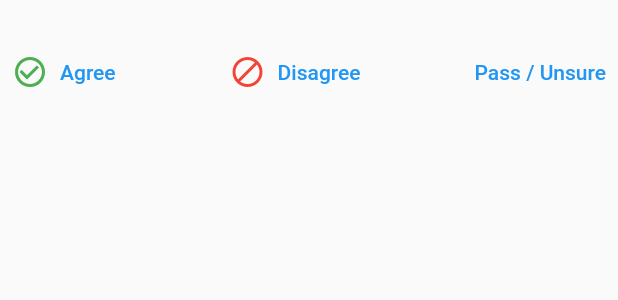
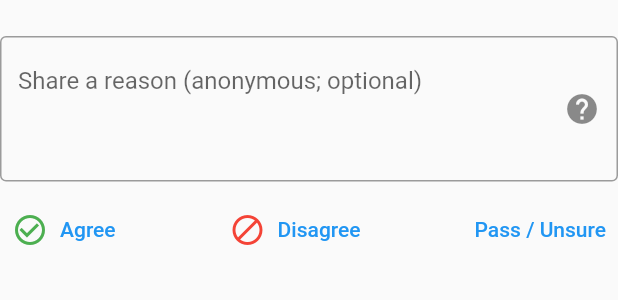
Before and after one commit to Crimson-OpenGov/opengov, a Flutter app: the CommentCard widget shown alone on an empty page, opened directly with empty values, after a tap on "Agree", on a phone screen of 412 x 824 dp. Shown: the top 300 px of the screen. Run offline on Flutter 3.47's test engine with Material 2 defaults, Android fonts, the phone set to English and light mode, and no system bars; our stand-ins replace datetime_picker_formfield, firebase_core, firebase_messaging, shared_preferences; missing offline and left inert: duration; accounts and stored records are empty; generated files the repository leaves out were written again.

Commit message:
Add an optional reason to a vote

```diff
--- a/app/lib/widgets/polls/add_comment.dart
+++ b/app/lib/widgets/polls/add_comment.dart
@@ -55,7 +55,7 @@ class _AddCommentState extends State<AddComment> {
           TextField(
             controller: _textController,
             decoration: const InputDecoration(
-              hintText: 'Share your perspective...',
+              hintText: 'Share your perspective anonymously...',
               border: OutlineInputBorder(),
             ),
             keyboardType: TextInputType.multiline,
--- a/app/lib/widgets/polls/comment_card.dart
+++ b/app/lib/widgets/polls/comment_card.dart
@@ -1,4 +1,5 @@
 import 'package:flutter/material.dart';
+import 'package:opengov_app/common.dart';
 import 'package:opengov_common/models/comment.dart';
 
 enum CommentAction { agree, disagree, pass }
@@ -13,27 +14,64 @@ extension CommentActionScore on CommentAction {
   int get score => _scoreMap[this]!;
 }
 
-typedef ActionPressed = void Function(CommentAction action);
+typedef ActionPressed = void Function(CommentAction action, String? reason);
 
-class CommentCard extends StatelessWidget {
+class CommentCard extends StatefulWidget {
   final Comment comment;
   final ActionPressed onActionPressed;
 
   const CommentCard({required this.comment, required this.onActionPressed});
 
   @override
-  Widget build(BuildContext context) =>
-      Column(
+  State<CommentCard> createState() => _CommentCardState();
+}
+
+class _CommentCardState extends State<CommentCard> {
+  final _reasonController = TextEditingController();
+
+  void _onHelpPressed() {
+    showMessageDialog(
+      context,
+      title: 'Share a reason',
+      body: 'You can optionally include a reason along with your vote. Your '
+          'reason will only be visible to Crimson OpenGov admins, who will '
+          'share the reasons with Harvard administrators making decisions.\n\n'
+          'However, just like your votes and responses, all reasons are '
+          'anonymous–no personally identifying info is shared with your '
+          'responses.',
+    );
+  }
+
+  void _onVotePressed(CommentAction action) {
+    final reason = _reasonController.text;
+    widget.onActionPressed(action, reason.isEmpty ? null : reason);
+  }
+
+  @override
+  Widget build(BuildContext context) => Column(
         crossAxisAlignment: CrossAxisAlignment.start,
         children: [
-          Text(comment.comment),
+          Text(widget.comment.comment),
+          const SizedBox(height: 8),
+          TextField(
+            controller: _reasonController,
+            decoration: InputDecoration(
+              hintText: "Share a reason (anonymous; optional)",
+              border: const OutlineInputBorder(),
+              suffixIcon: IconButton(
+                icon: const Icon(Icons.help),
+                onPressed: _onHelpPressed,
+              ),
+            ),
+            maxLines: 3,
+          ),
           const SizedBox(height: 8),
           Row(
             mainAxisAlignment: MainAxisAlignment.spaceBetween,
             children: [
               TextButton(
                 onPressed: () {
-                  onActionPressed(CommentAction.agree);
+                  _onVotePressed(CommentAction.agree);
                 },
                 child: Row(
                   children: const [
@@ -45,7 +83,7 @@ class CommentCard extends StatelessWidget {
               ),
               TextButton(
                 onPressed: () {
-                  onActionPressed(CommentAction.disagree);
+                  _onVotePressed(CommentAction.disagree);
                 },
                 child: Row(
                   children: const [
@@ -57,7 +95,7 @@ class CommentCard extends StatelessWidget {
               ),
               TextButton(
                 onPressed: () {
-                  onActionPressed(CommentAction.pass);
+                  _onVotePressed(CommentAction.pass);
                 },
                 child: const Text('Pass / Unsure'),
               ),
@@ -65,4 +103,10 @@ class CommentCard extends StatelessWidget {
           ),
         ],
       );
+
+  @override
+  void dispose() {
+    _reasonController.dispose();
+    super.dispose();
+  }
 }
--- a/app/lib/widgets/polls/comment_stack.dart
+++ b/app/lib/widgets/polls/comment_stack.dart
@@ -18,9 +18,9 @@ class _CommentStackState extends State<CommentStack> {
 
   Comment get _comment => widget.comments[_index];
 
-  Future<void> _onActionPressed(CommentAction action) async {
-    final response = await HttpService.vote(
-        VoteRequest(commentId: _comment.id, score: action.score));
+  Future<void> _onActionPressed(CommentAction action, String? reason) async {
+    final response = await HttpService.vote(VoteRequest(
+        commentId: _comment.id, score: action.score, reason: reason));
 
     if (response?.success ?? false) {
       setState(() {
--- a/common/lib/actions/vote.dart
+++ b/common/lib/actions/vote.dart
@@ -7,8 +7,10 @@ part 'vote.g.dart';
 class VoteRequest {
   final int commentId;
   final int score;
+  final String? reason;
 
-  const VoteRequest({required this.commentId, required this.score});
+  const VoteRequest(
+      {required this.commentId, required this.score, this.reason});
 
   factory VoteRequest.fromJson(Json json) => _$VoteRequestFromJson(json);
 
--- a/server/lib/poll_service.dart
+++ b/server/lib/poll_service.dart
@@ -144,7 +144,8 @@ class PollService {
     final dbResponse = await _database.insert('Vote', {
       'user_id': user.id,
       'comment_id': voteRequest.commentId,
-      'score': voteRequest.score
+      'score': voteRequest.score,
+      if (voteRequest.reason != null) 'reason': voteRequest.reason,
     });
 
     return genericResponse(success: dbResponse != 0);
```
Also changed, not shown: common/lib/actions/vote.g.dart, 1 other file.
